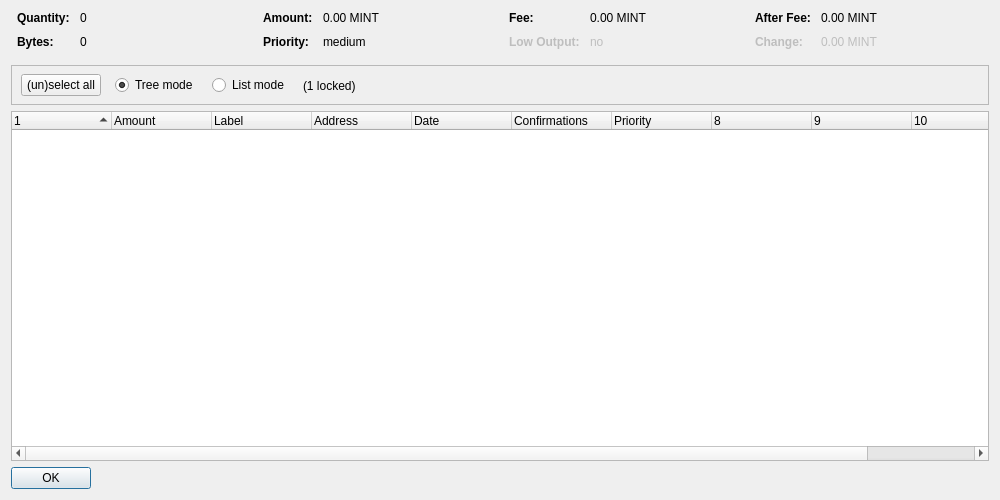
Old version of the form src/qt/forms/coincontroldialog.ui in the repository MintcoinCommunity/Mintcoin-Desktop-Wallet.
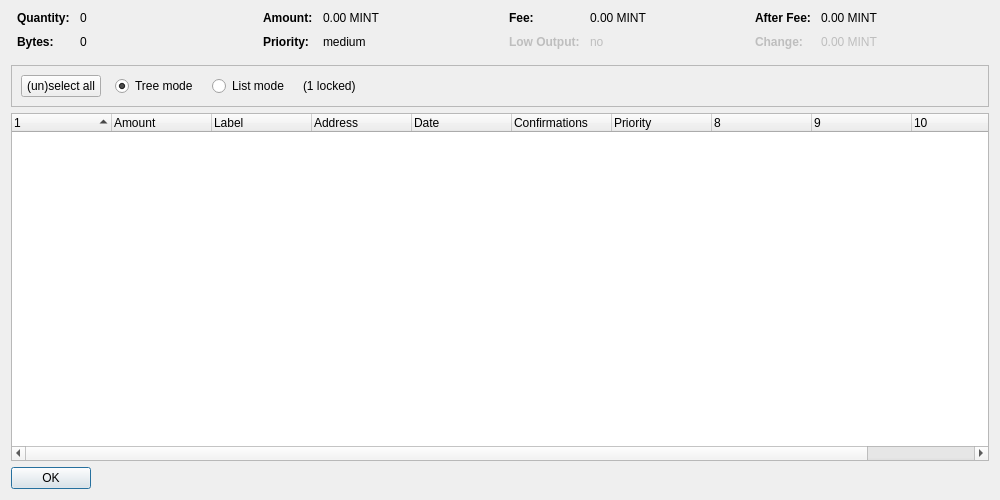
New version of the form. Custom widgets are drawn as their Qt base class.

Commit message:
[Qt] small .ui cleanup for optionsdialog and coincontrol
BTC Commit(s):
f05fa03e8bfe806eae60c1de4a7780efa5aa8e04

```diff
--- a/src/qt/forms/coincontroldialog.ui
+++ b/src/qt/forms/coincontroldialog.ui
@@ -346,15 +346,8 @@
      <property name="frameShadow">
       <enum>QFrame::Sunken</enum>
      </property>
-     <widget class="QWidget" name="horizontalLayoutWidget">
-      <property name="geometry">
-       <rect>
-        <x>10</x>
-        <y>0</y>
-        <width>781</width>
-        <height>41</height>
-       </rect>
-      </property>
+     <layout class="QHBoxLayout" name="horizontalLayout">
+      <item>
       <layout class="QHBoxLayout" name="horizontalLayoutPanel" stretch="0,0,0,0,0">
        <property name="spacing">
         <number>14</number>
@@ -422,7 +415,8 @@
         </spacer>
        </item>
       </layout>
-     </widget>
+      </item>
+     </layout>
     </widget>
    </item>
    <item>
```
Lines whose indentation alone changed are shown as unchanged. The commit also changes 1 other file.
